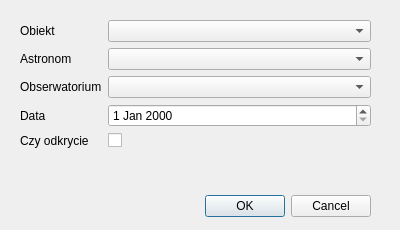
This is application/gui/form-observation.ui in Ztrk/database-project as Qt 5 draws it before an edit. The edited form follows.
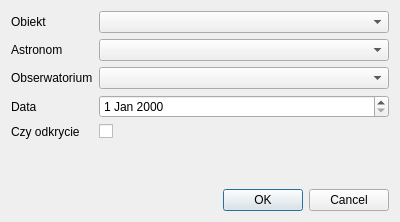
This is the edited form.

Commit message: Add form for observations

```diff
--- a/application/gui/form-observation.ui
+++ b/application/gui/form-observation.ui
@@ -7,37 +7,14 @@
     <x>0</x>
     <y>0</y>
     <width>400</width>
-    <height>230</height>
+    <height>222</height>
    </rect>
   </property>
   <property name="windowTitle">
    <string>Dialog</string>
   </property>
-  <widget class="QDialogButtonBox" name="buttonBox">
-   <property name="geometry">
-    <rect>
-     <x>20</x>
-     <y>190</y>
-     <width>351</width>
-     <height>32</height>
-    </rect>
-   </property>
-   <property name="orientation">
-    <enum>Qt::Horizontal</enum>
-   </property>
-   <property name="standardButtons">
-    <set>QDialogButtonBox::Cancel|QDialogButtonBox::Ok</set>
-   </property>
-  </widget>
-  <widget class="QWidget" name="formLayoutWidget">
-   <property name="geometry">
-    <rect>
-     <x>20</x>
-     <y>20</y>
-     <width>351</width>
-     <height>161</height>
-    </rect>
-   </property>
+  <layout class="QVBoxLayout" name="verticalLayout">
+   <item>
    <layout class="QFormLayout" name="formLayout">
     <item row="1" column="0">
      <widget class="QLabel" name="objectLabel">
@@ -87,10 +64,34 @@
      </widget>
     </item>
     <item row="5" column="1">
-     <widget class="QCheckBox" name="czyOdkrycieCheckBox"/>
-    </item>
-   </layout>
-  </widget>
+      <widget class="QCheckBox" name="is_discovery_edit"/>
+     </item>
+    </layout>
+   </item>
+   <item>
+    <widget class="QLabel" name="error_label">
+     <property name="styleSheet">
+      <string notr="true">color: rgb(239, 41, 41);</string>
+     </property>
+     <property name="text">
+      <string/>
+     </property>
+     <property name="wordWrap">
+      <bool>true</bool>
+     </property>
+    </widget>
+   </item>
+   <item>
+    <widget class="QDialogButtonBox" name="button_box">
+     <property name="orientation">
+      <enum>Qt::Horizontal</enum>
+     </property>
+     <property name="standardButtons">
+      <set>QDialogButtonBox::Cancel|QDialogButtonBox::Ok</set>
+     </property>
+    </widget>
+   </item>
+  </layout>
  </widget>
  <resources/>
  <connections>
```
Left out of the diff: 26 changed lines with no effect on the pictures. Lines whose indentation alone changed are shown as unchanged. The commit also changes 3 other files.
